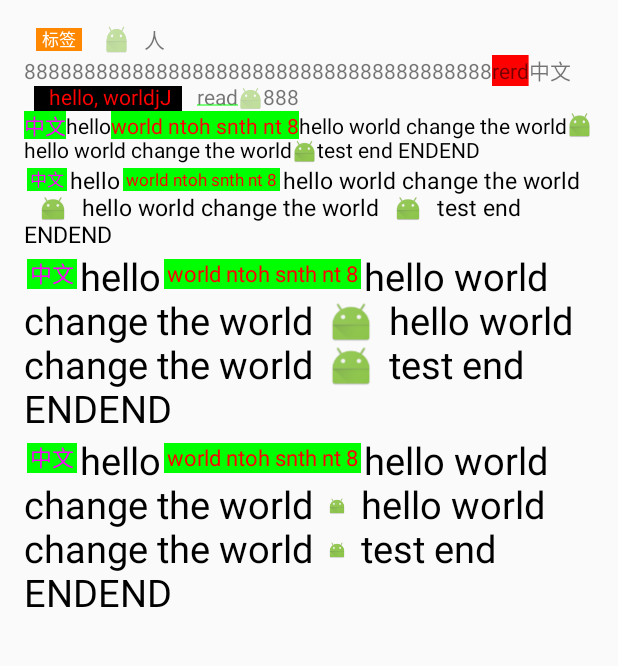
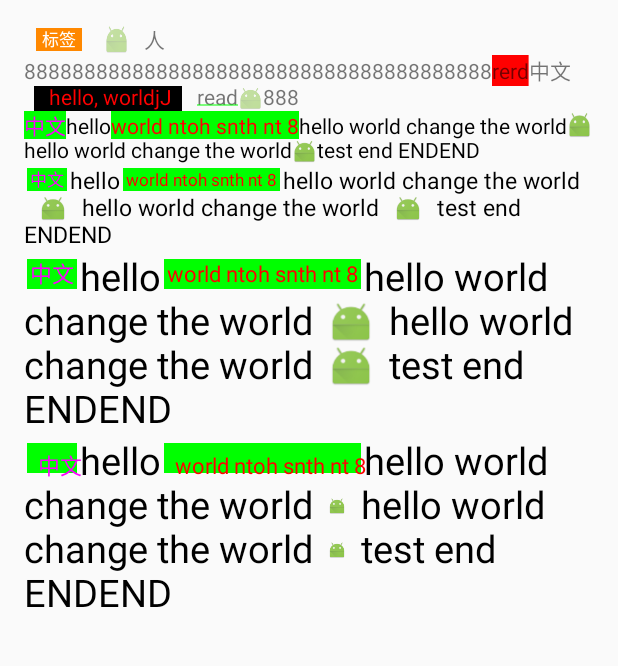
Before and after one commit to chujj/ColorTextView, an Android app: the screen it shows after launch (MainActivity), on a phone screen of 412 x 824 dp, the part 84-750 px from its top. Run offline under Robolectric (Android 15) with nearby library versions, the phone set to English and light mode, and no system bars; 4 statements that could not run were skipped.

Commit message:
label extra  offset attrs 0.0.8

```diff
--- a/app/src/main/res/layout/content_main.xml
+++ b/app/src/main/res/layout/content_main.xml
@@ -78,6 +78,8 @@
         app:label_marginTop="5dp"
         app:label_marginBottom="5dp"
         app:image_maxHeight="12dp"
+        app:label_extraLeft="5dp"
+        app:label_extraTop="5dp"
         android:textSize="25sp"
         />
 </RelativeLayout>
--- a/colortextview/build.gradle
+++ b/colortextview/build.gradle
@@ -13,7 +13,7 @@ ext {
     siteUrl = 'https://github.com/chujj/PullRefreshRecyclerView'
     gitUrl = 'https://github.com/chujj/PullRefreshRecyclerView'
 
-    libraryVersion = '0.0.7'
+    libraryVersion = '0.0.8'
 
     developerId = 'chujj'
     developerName = 'chujj'
--- a/colortextview/src/main/java/library/colortextview/BoxModelSpan.java
+++ b/colortextview/src/main/java/library/colortextview/BoxModelSpan.java
@@ -11,6 +11,7 @@ public abstract class BoxModelSpan<T extends BoxModelSpan> extends DynamicDrawab
     public static interface BoxModelDimensionProvider {
         public Rect getLableMargin();
         public Rect getLablePadding();
+        public Rect getLabelExtra();
         public Rect getImageMargin();
         public Rect getImagePadding();
         public int getImageMaxHeight();
--- a/colortextview/src/main/java/library/colortextview/BoxModelSpanBuilder.java
+++ b/colortextview/src/main/java/library/colortextview/BoxModelSpanBuilder.java
@@ -24,6 +24,7 @@ public class BoxModelSpanBuilder {
                 if (ss.span instanceof LabelSpan) {
                     ((LabelSpan)ss.span).setMargin(provider.getLableMargin());
                     ((LabelSpan)ss.span).setPadding(provider.getLablePadding());
+                    ((LabelSpan)ss.span).setExtra(provider.getLabelExtra());
                 } else if (ss.span instanceof FillHeightImageSpan) {
                     ((FillHeightImageSpan)ss.span).setMargin(provider.getImageMargin());
                     ((FillHeightImageSpan)ss.span).setPadding(provider.getImagePadding());
--- a/colortextview/src/main/java/library/colortextview/LabelSpan.java
+++ b/colortextview/src/main/java/library/colortextview/LabelSpan.java
@@ -18,6 +18,7 @@ public class LabelSpan extends BoxModelSpan {
     private Paint mBgPaint;
 
     private Rect mDrawCacheRect;
+    private Rect mExtra;
 
     public LabelSpan(boolean fg, int fgColor, boolean bg, int bgColor) {
         isFg = fg;
@@ -28,6 +29,12 @@ public class LabelSpan extends BoxModelSpan {
         mDrawCacheRect = new Rect();
         mBgPaint = new Paint();
         mBgPaint.setColor(bgColor);
+        mExtra = new Rect();
+    }
+
+
+    public void setExtra(Rect labelExtra) {
+        mExtra.set(labelExtra);
     }
 
     @Override
@@ -75,7 +82,7 @@ public class LabelSpan extends BoxModelSpan {
             canvas.drawRect(mDrawCacheRect, mBgPaint);
         }
 
-        canvas.drawText(text.subSequence(start, end).toString(), mBgRect.left + mPadding.left, newBaseLine, paint);
+        canvas.drawText(text.subSequence(start, end).toString(), mBgRect.left + mPadding.left + mExtra.left, newBaseLine + mExtra.top, paint);
         if (isFg) {
             paint.setColor(originFg);
         }
@@ -90,4 +97,5 @@ public class LabelSpan extends BoxModelSpan {
     public Drawable getDrawable() {
         return null;
     }
+
 }
--- a/colortextview/src/main/java/library/colortextview/view/ColorTextView.java
+++ b/colortextview/src/main/java/library/colortextview/view/ColorTextView.java
@@ -19,6 +19,7 @@ public class ColorTextView extends TextView {
     private JSONTextFormot mJSONTextFormot;
     private Rect mBoxLableMargin = new Rect();
     private Rect mBoxLablePadding = new Rect();
+    private Rect mBoxLabelExtra = new Rect();
     private Rect mBoxImageMargin = new Rect();
     private Rect mBoxImagePadding = new Rect();
     private int mBoxImageMaxHeight;
@@ -57,6 +58,8 @@ public class ColorTextView extends TextView {
             mBoxLableMargin.bottom =a.getDimensionPixelSize(R.styleable.ColorTextView_label_marginBottom, 0);
             mBoxLablePadding.left = a.getDimensionPixelSize(R.styleable.ColorTextView_label_paddingLeft,  0);
             mBoxLablePadding.right =a.getDimensionPixelSize(R.styleable.ColorTextView_label_paddingRight, 0);
+            mBoxLabelExtra.left =   a.getDimensionPixelSize(R.styleable.ColorTextView_label_extraLeft, 0);
+            mBoxLabelExtra.top=     a.getDimensionPixelSize(R.styleable.ColorTextView_label_extraTop, 0);
 
             mBoxImageMargin.left   =a.getDimensionPixelSize(R.styleable.ColorTextView_image_marginLeft, 0);
             mBoxImageMargin.right  =a.getDimensionPixelSize(R.styleable.ColorTextView_image_marginRight, 0);
@@ -76,6 +79,11 @@ public class ColorTextView extends TextView {
         @Override
         public Rect getLablePadding() {
             return mBoxLablePadding;
+        }
+
+        @Override
+        public Rect getLabelExtra() {
+            return mBoxLabelExtra;
         }
 
         @Override
--- a/colortextview/src/main/res/values/attrs.xml
+++ b/colortextview/src/main/res/values/attrs.xml
@@ -8,6 +8,8 @@
         <attr name="label_marginBottom" format="dimension"/>
         <attr name="label_paddingLeft" format="dimension"/>
         <attr name="label_paddingRight" format="dimension"/>
+        <attr name="label_extraLeft" format="dimension"/>
+        <attr name="label_extraTop" format="dimension"/>
 
         <!-- image -->
         <attr name="image_marginLeft" format="dimension"/>
```
Also changed, not shown: 1 other file.
